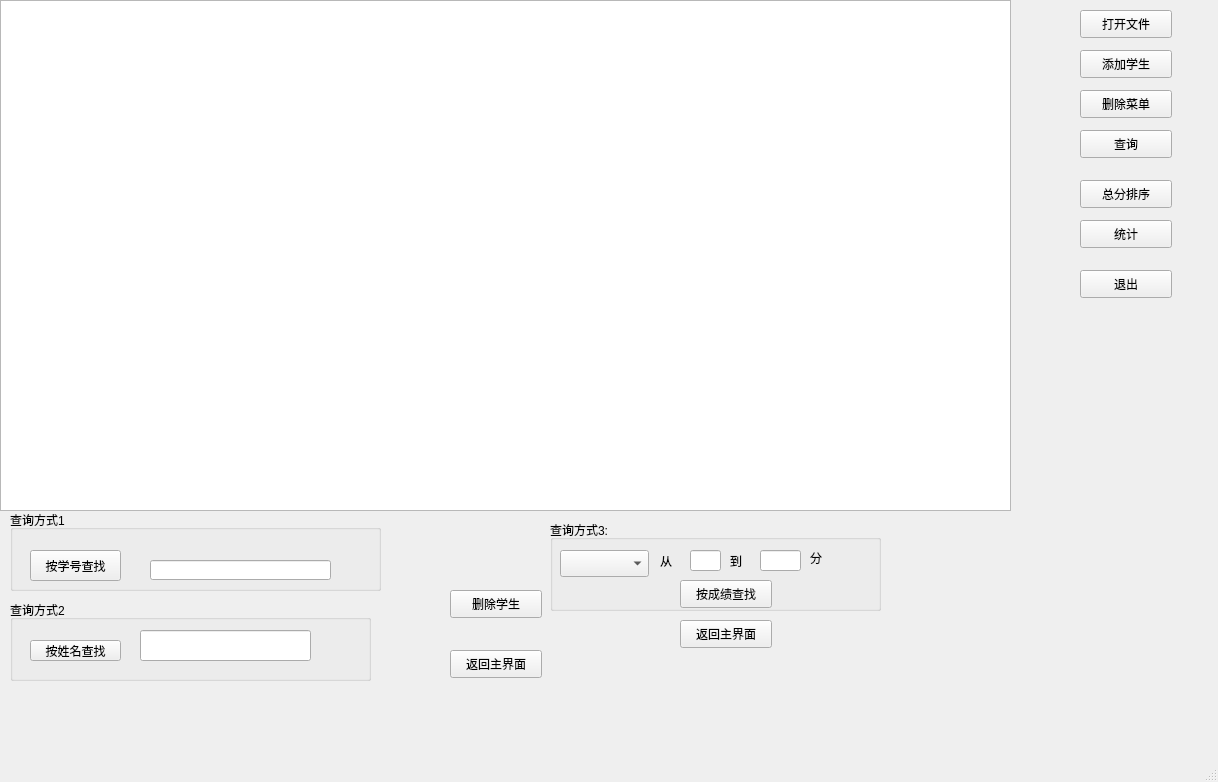
This is mainwindow.ui in Trump0412/OOPpro1 as Qt 5 draws it before an edit. The edited form follows.
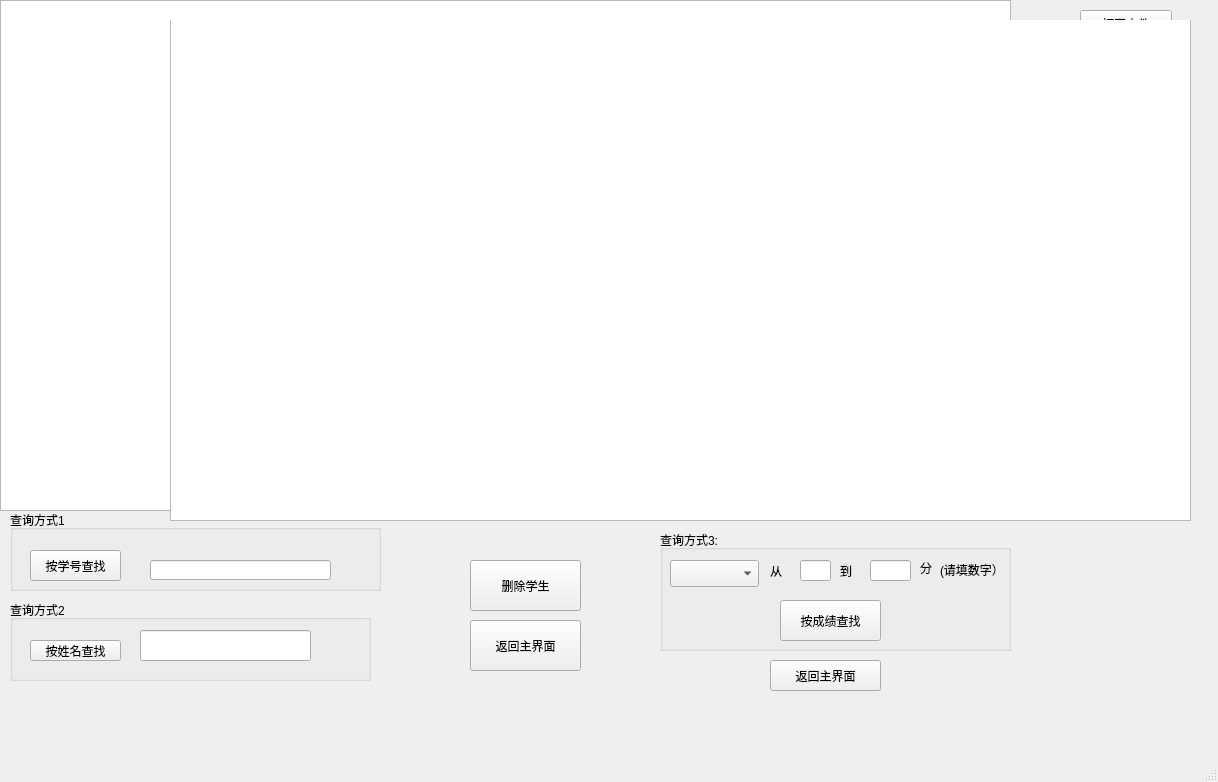
This is the edited form.

Diff of the .ui file:
```diff
--- a/mainwindow.ui
+++ b/mainwindow.ui
@@ -133,6 +133,14 @@
        <string>查询</string>
       </property>
      </widget>
+     <zorder>treeView</zorder>
+     <zorder>addbut</zorder>
+     <zorder>openfilebut</zorder>
+     <zorder>rankbut</zorder>
+     <zorder>findbut</zorder>
+     <zorder>analysisbut</zorder>
+     <zorder>exit</zorder>
+     <zorder>findbut_2</zorder>
     </widget>
     <widget class="QWidget" name="widget_find1" native="true">
      <property name="geometry">
@@ -357,10 +365,10 @@
     <widget class="QWidget" name="widget_de" native="true">
      <property name="geometry">
       <rect>
-       <x>440</x>
-       <y>560</y>
-       <width>111</width>
-       <height>131</height>
+       <x>460</x>
+       <y>530</y>
+       <width>141</width>
+       <height>161</height>
       </rect>
      </property>
      <widget class="QPushButton" name="deletebut">
@@ -368,8 +376,8 @@
        <rect>
         <x>10</x>
         <y>30</y>
-        <width>92</width>
-        <height>28</height>
+        <width>111</width>
+        <height>51</height>
        </rect>
       </property>
       <property name="text">
@@ -381,8 +389,8 @@
        <rect>
         <x>10</x>
         <y>90</y>
-        <width>92</width>
-        <height>28</height>
+        <width>111</width>
+        <height>51</height>
        </rect>
       </property>
       <property name="text">
@@ -393,25 +401,25 @@
     <widget class="QWidget" name="widget_find2" native="true">
      <property name="geometry">
       <rect>
-       <x>540</x>
-       <y>510</y>
-       <width>341</width>
-       <height>141</height>
+       <x>660</x>
+       <y>520</y>
+       <width>361</width>
+       <height>181</height>
       </rect>
      </property>
      <widget class="QGroupBox" name="groupBox_3">
       <property name="geometry">
        <rect>
-        <x>10</x>
+        <x>0</x>
         <y>10</y>
-        <width>331</width>
-        <height>91</height>
+        <width>351</width>
+        <height>121</height>
        </rect>
       </property>
       <property name="title">
        <string>查询方式3:</string>
       </property>
-      <widget class="QComboBox" name="subject">
+      <widget class="QComboBox" name="searchchoice">
        <property name="geometry">
         <rect>
          <x>10</x>
@@ -480,27 +488,40 @@
         <string>分</string>
        </property>
       </widget>
-      <widget class="QPushButton" name="pushButton_2">
+      <widget class="QPushButton" name="searchmul">
        <property name="geometry">
         <rect>
-         <x>130</x>
-         <y>60</y>
-         <width>92</width>
-         <height>28</height>
+         <x>120</x>
+         <y>70</y>
+         <width>101</width>
+         <height>41</height>
         </rect>
        </property>
        <property name="text">
         <string>按成绩查找</string>
        </property>
       </widget>
+      <widget class="QLabel" name="label_9">
+       <property name="geometry">
+        <rect>
+         <x>280</x>
+         <y>30</y>
+         <width>69</width>
+         <height>19</height>
+        </rect>
+       </property>
+       <property name="text">
+        <string>(请填数字）</string>
+       </property>
+      </widget>
      </widget>
      <widget class="QPushButton" name="back_2">
       <property name="geometry">
        <rect>
-        <x>140</x>
-        <y>110</y>
-        <width>92</width>
-        <height>28</height>
+        <x>110</x>
+        <y>140</y>
+        <width>111</width>
+        <height>31</height>
        </rect>
       </property>
       <property name="text">
@@ -508,11 +529,32 @@
       </property>
      </widget>
     </widget>
+    <widget class="QWidget" name="widget_gaojichazhao" native="true">
+     <property name="geometry">
+      <rect>
+       <x>160</x>
+       <y>20</y>
+       <width>1041</width>
+       <height>511</height>
+      </rect>
+     </property>
+     <widget class="QTextEdit" name="textEdit">
+      <property name="geometry">
+       <rect>
+        <x>10</x>
+        <y>-10</y>
+        <width>1021</width>
+        <height>511</height>
+       </rect>
+      </property>
+     </widget>
+    </widget>
     <zorder>widget_add</zorder>
+    <zorder>widget_main</zorder>
     <zorder>widget_find1</zorder>
     <zorder>widget_de</zorder>
     <zorder>widget_find2</zorder>
-    <zorder>widget_main</zorder>
+    <zorder>widget_gaojichazhao</zorder>
    </widget>
   </widget>
   <widget class="QMenuBar" name="menubar">
```
